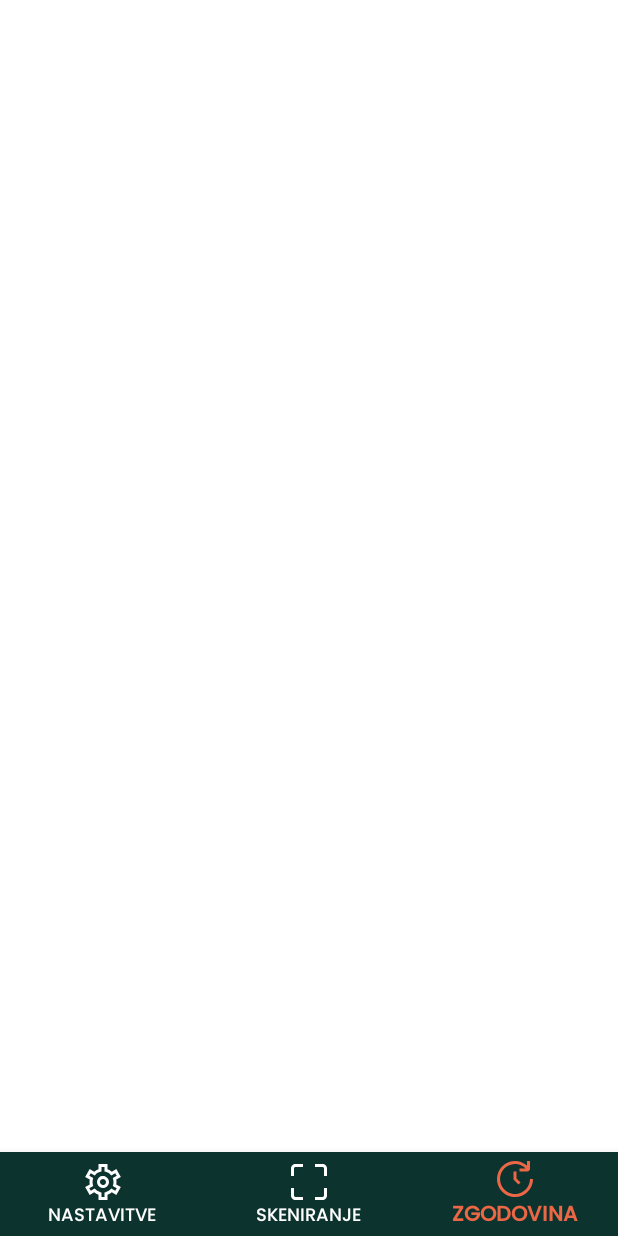
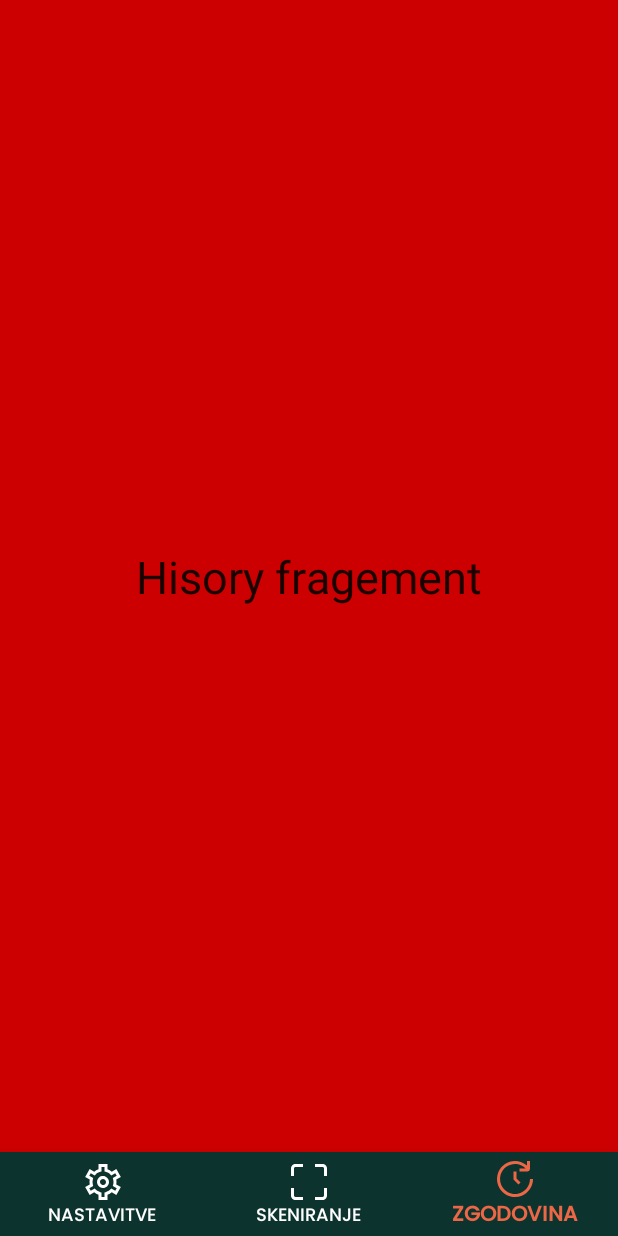
Before and after one commit to cadezd/alergenko, an Android app: the MainActivity screen opened directly, with no data from a screen before it, item 3 of the bottom bar chosen, on a phone screen of 412 x 824 dp. Run offline under Robolectric (Android 15) with nearby library versions, the phone set to English and light mode, and no system bars.

Commit message:
added bottom navigation bar functionality / logic

```diff
--- /dev/null
+++ b/app/src/main/java/com/example/alergenko/HistoryFragment.java
@@ -0,0 +1,19 @@
+package com.example.alergenko;
+
+import android.os.Bundle;
+import android.view.LayoutInflater;
+import android.view.View;
+import android.view.ViewGroup;
+
+import androidx.annotation.NonNull;
+import androidx.annotation.Nullable;
+import androidx.fragment.app.Fragment;
+
+public class HistoryFragment extends Fragment {
+    @Nullable
+    @Override
+    public View onCreateView(@NonNull LayoutInflater inflater, @Nullable ViewGroup container, @Nullable Bundle savedInstanceState) {
+        return inflater.inflate(R.layout.history_fragement, container, false);
+
+    }
+}
--- a/app/src/main/java/com/example/alergenko/LoginActivity.java
+++ b/app/src/main/java/com/example/alergenko/LoginActivity.java
@@ -3,7 +3,6 @@ package com.example.alergenko;
 import android.content.Intent;
 import android.os.Bundle;
 import android.widget.Button;
-import android.widget.EditText;
 import android.widget.TextView;
 
 import androidx.appcompat.app.AppCompatActivity;
@@ -14,7 +13,7 @@ public class LoginActivity extends AppCompatActivity {
     protected void onCreate(Bundle savedInstanceState) {
         super.onCreate(savedInstanceState);
         // set's the layout
-        setContentView(R.layout.login_main);
+        setContentView(R.layout.login_acitvity);
     }
 
     @Override
--- a/app/src/main/java/com/example/alergenko/MainActivity.java
+++ b/app/src/main/java/com/example/alergenko/MainActivity.java
@@ -1,14 +1,58 @@
 package com.example.alergenko;
 
 import androidx.appcompat.app.AppCompatActivity;
+import androidx.fragment.app.Fragment;
 
+import android.annotation.SuppressLint;
 import android.os.Bundle;
+
+import com.google.android.material.bottomnavigation.BottomNavigationView;
 
 public class MainActivity extends AppCompatActivity {
 
     @Override
     protected void onCreate(Bundle savedInstanceState) {
         super.onCreate(savedInstanceState);
+        // set's the layout
         setContentView(R.layout.main_activity);
     }
+
+    @Override
+    protected void onStart() {
+        super.onStart();
+
+        // DECLARATION AND INICIALIZATION OF COMPONENTS
+        BottomNavigationView navNavigation = findViewById(R.id.navNavigation);
+
+        // EVENT LISTENERS
+        navNavigation.setOnNavigationItemSelectedListener(navListener);
+
+        // set's default highlighted tab to nav_scan tab in bottom navigation bar
+        navNavigation.setSelectedItemId(R.id.nav_scan);
+        // when MainActivity starts by default it opens ScanFragment
+        getSupportFragmentManager().beginTransaction().replace(R.id.frmLayoutFragementContainer, new ScanFragment()).commit();
+    }
+
+    // menu item selector
+    @SuppressLint("NonConstantResourceId")
+    private final BottomNavigationView.OnNavigationItemSelectedListener navListener =
+            item -> {
+                Fragment selectedFragment = new ScanFragment();
+
+                switch (item.getItemId()) {
+                    case R.id.nav_settings:
+                        selectedFragment = new SettingsFragment();
+                        break;
+                    case R.id.nav_history:
+                        selectedFragment = new HistoryFragment();
+                        break;
+                    case R.id.nav_scan:
+                        selectedFragment = new ScanFragment();
+                        break;
+                }
+
+                getSupportFragmentManager().beginTransaction().replace(R.id.frmLayoutFragementContainer, selectedFragment).commit();
+
+                return true;
+            };
 }
--- /dev/null
+++ b/app/src/main/java/com/example/alergenko/ScanFragment.java
@@ -0,0 +1,18 @@
+package com.example.alergenko;
+
+import android.os.Bundle;
+import android.view.LayoutInflater;
+import android.view.View;
+import android.view.ViewGroup;
+
+import androidx.annotation.NonNull;
+import androidx.annotation.Nullable;
+import androidx.fragment.app.Fragment;
+
+public class ScanFragment extends Fragment {
+    @Nullable
+    @Override
+    public View onCreateView(@NonNull LayoutInflater inflater, @Nullable ViewGroup container, @Nullable Bundle savedInstanceState) {
+        return inflater.inflate(R.layout.scan_fragement, container, false);
+    }
+}
--- /dev/null
+++ b/app/src/main/res/layout/history_fragement.xml
@@ -0,0 +1,19 @@
+<?xml version="1.0" encoding="utf-8"?>
+<androidx.constraintlayout.widget.ConstraintLayout xmlns:android="http://schemas.android.com/apk/res/android"
+    xmlns:app="http://schemas.android.com/apk/res-auto"
+    xmlns:tools="http://schemas.android.com/tools"
+    android:layout_width="match_parent"
+    android:layout_height="match_parent"
+    android:background="@android:color/holo_red_dark">
+
+    <TextView
+        android:id="@+id/textView"
+        android:layout_width="wrap_content"
+        android:layout_height="wrap_content"
+        android:text="Hisory fragement"
+        android:textSize="30sp"
+        app:layout_constraintBottom_toBottomOf="parent"
+        app:layout_constraintEnd_toEndOf="parent"
+        app:layout_constraintStart_toStartOf="parent"
+        app:layout_constraintTop_toTopOf="parent" />
+</androidx.constraintlayout.widget.ConstraintLayout>
--- a/app/src/main/res/layout/main_activity.xml
+++ b/app/src/main/res/layout/main_activity.xml
@@ -5,6 +5,17 @@
     android:layout_width="match_parent"
     android:layout_height="match_parent"
     tools:context=".MainActivity">
+
+    <FrameLayout
+        android:id="@+id/frmLayoutFragementContainer"
+        android:layout_width="match_parent"
+        android:layout_height="0dp"
+        app:layout_constraintBottom_toTopOf="@+id/navNavigation"
+        app:layout_constraintEnd_toEndOf="parent"
+        app:layout_constraintStart_toStartOf="parent"
+        app:layout_constraintTop_toTopOf="parent">
+
+    </FrameLayout>
 
     <com.google.android.material.bottomnavigation.BottomNavigationView
         android:id="@+id/navNavigation"
```
Also changed, not shown: app/src/main/java/com/example/alergenko/SettingsFragment.java (added, +18 -0 lines), app/src/main/res/layout/scan_fragement.xml (added, +19 -0 lines), app/src/main/res/layout/settings_fragement.xml (added, +19 -0 lines), app/src/main/res/layout/login_acitvity.xml (renamed from app/src/main/res/layout/login_main.xml).
